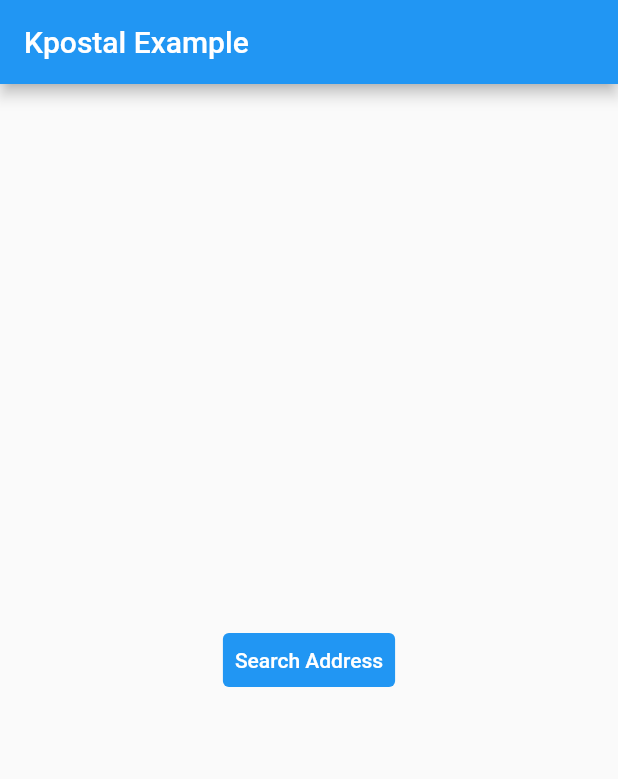
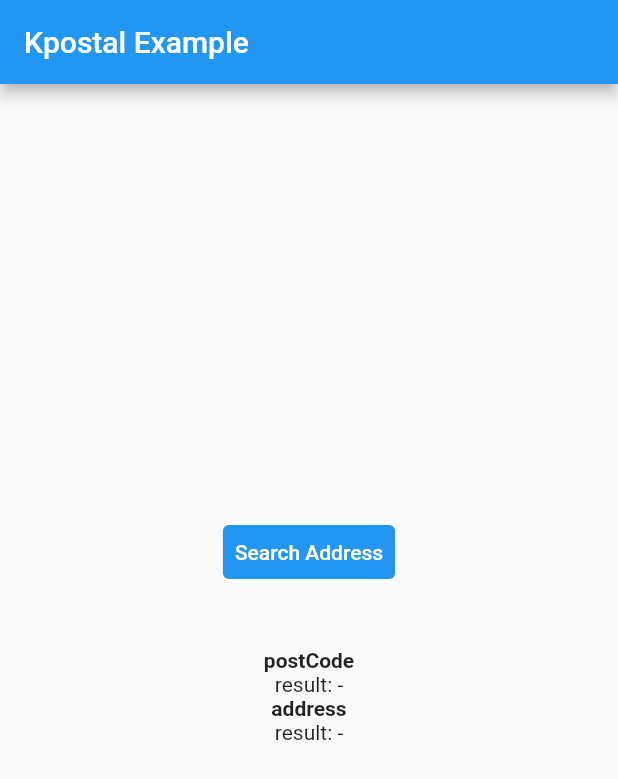
Before and after one commit to TykanN/kpostal, a Flutter app: the screen it shows after launch, on a phone screen of 412 x 824 dp. Shown: the top 779 px of the screen. Run offline on Flutter 3.47's test engine with Material 2 defaults, Android fonts, the phone set to English and light mode, and no system bars; our stand-ins replace webview_flutter.

Commit message:
initial publish (0.1.0)

```diff
--- a/example/lib/main.dart
+++ b/example/lib/main.dart
@@ -6,7 +6,6 @@ void main() {
 }
 
 class MyApp extends StatelessWidget {
-  // This widget is the root of your application.
   @override
   Widget build(BuildContext context) {
     return MaterialApp(
@@ -29,6 +28,9 @@ class MyHomePage extends StatefulWidget {
 }
 
 class _MyHomePageState extends State<MyHomePage> {
+  String postCode = '-';
+  String address = '-';
+
   @override
   Widget build(BuildContext context) {
     return Scaffold(
@@ -42,8 +44,19 @@ class _MyHomePageState extends State<MyHomePage> {
           children: [
             TextButton(
               onPressed: () async {
-                var result = await Navigator.push(context, MaterialPageRoute(builder: (_) => KpostalView()));
-                print('example log: $result');
+                await Navigator.push(
+                  context,
+                  MaterialPageRoute(
+                    builder: (_) => KpostalView(
+                      callback: (Kpostal result) {
+                        setState(() {
+                          this.postCode = result.postCode;
+                          this.address = result.address;
+                        });
+                      },
+                    ),
+                  ),
+                );
               },
               style: ButtonStyle(backgroundColor: MaterialStateProperty.all<Color>(Colors.blue)),
               child: Text(
@@ -51,6 +64,17 @@ class _MyHomePageState extends State<MyHomePage> {
                 style: TextStyle(color: Colors.white),
               ),
             ),
+            Container(
+              padding: EdgeInsets.all(40.0),
+              child: Column(
+                children: [
+                  Text('postCode', style: TextStyle(fontWeight: FontWeight.bold)),
+                  Text('result: ${this.postCode}'),
+                  Text('address', style: TextStyle(fontWeight: FontWeight.bold)),
+                  Text('result: ${this.address}'),
+                ],
+              ),
+            )
           ],
         ),
       ),
--- a/lib/kpostal.dart
+++ b/lib/kpostal.dart
@@ -1,9 +1,10 @@
 library kpostal;
 
+export 'src/kpostal_model.dart';
+
 import 'dart:convert';
-
 import 'package:flutter/material.dart';
-import 'package:flutter/services.dart';
+import 'package:kpostal/src/kpostal_model.dart';
 import 'package:webview_flutter/webview_flutter.dart';
 
 class KpostalView extends StatefulWidget {
@@ -12,7 +13,7 @@ class KpostalView extends StatefulWidget {
   final String title;
   final Color appBarColor;
   final Color titleColor;
-  final Function? callback;
+  final Function(Kpostal result)? callback;
   final PreferredSizeWidget? appBar;
 
   KpostalView({
@@ -31,6 +32,7 @@ class KpostalView extends StatefulWidget {
 class _KpostalViewState extends State<KpostalView> {
   late WebViewController _controller;
   WebViewController get controller => _controller;
+
   @override
   Widget build(BuildContext context) {
     return Scaffold(
@@ -46,30 +48,24 @@ class _KpostalViewState extends State<KpostalView> {
             iconTheme: IconThemeData().copyWith(color: widget.titleColor),
           ),
       body: WebView(
-          initialUrl: 'about:blank',
+          initialUrl: 'https://tykann.github.io/kpostal/assets/kakao_postcode.html',
           javascriptMode: JavascriptMode.unrestricted,
-          javascriptChannels: <JavascriptChannel>[
-            JavascriptChannel(
-                name: 'onComplete',
-                onMessageReceived: (JavascriptMessage message) {
-                  // KopoModel result = KopoModel.fromJson(jsonDecode(message.message));
-                  var result = jsonDecode(message.message);
-                  print(result);
-                  if (widget.callback != null) {
-                    widget.callback!(result);
-                  }
-
-                  print('asdb');
-                  Navigator.pop(context, result);
-                }),
-          ].toSet(),
+          javascriptChannels: <JavascriptChannel>[_channel].toSet(),
           onWebViewCreated: (WebViewController webViewController) async {
             _controller = webViewController;
-            String urlText = await rootBundle.loadString('packages/kpostal/assets/kakao_postcode.html');
-
-            _controller.loadUrl(
-                Uri.dataFromString(urlText, mimeType: 'text/html', encoding: Encoding.getByName('utf-8')).toString());
           }),
     );
   }
+
+  JavascriptChannel get _channel => JavascriptChannel(
+      name: 'onComplete',
+      onMessageReceived: (JavascriptMessage message) {
+        Kpostal result = Kpostal.fromJson(jsonDecode(message.message));
+
+        if (widget.callback != null) {
+          widget.callback!(result);
+        }
+
+        Navigator.pop(context, result);
+      });
 }
--- a/lib/src/kpostal_model.dart
+++ b/lib/src/kpostal_model.dart
@@ -1 +1,132 @@
-class Kpostal {}
+class Kpostal {
+  /// 국가기초구역번호. 2015년 8월 1일부터 시행된 새 우편번호.
+  final String postCode;
+
+  /// 기본 주소
+  final String address;
+
+  /// 기본 영문 주소
+  final String addressEng;
+
+  /// 도로명 주소
+  final String roadAddress;
+
+  /// 영문 도로명 주소
+  final String roadAddressEng;
+
+  /// 지번 주소
+  final String jibunAddress;
+
+  /// 영문 지번 주소
+  final String jibunAddressEng;
+
+  /// 건물관리번호
+  final String buildingCode;
+
+  /// 건물명
+  final String buildingName;
+
+  /// 공동주택 여부(Y/N)
+  final String apartment;
+
+  /// 검색된 기본 주소 타입: R(도로명), J(지번)
+  final String addressType;
+
+  /// 도/시 이름
+  final String sido;
+
+  /// 영문 도/시 이름
+  final String sidoEng;
+
+  /// 시/군/구 이름
+  final String sigungu;
+
+  /// 영문 시/군/구 이름
+  final String sigunguEng;
+
+  /// 시/군/구 코드
+  final String sigunguCode;
+
+  /// 도로명 코드, 7자리로 구성된 도로명 코드입니다. 추후 7자리 이상으로 늘어날 수 있습니다.
+  final String roadnameCode;
+
+  /// 법정동/법정리 코드
+  final String bcode;
+
+  /// 도로명 값, 검색 결과 중 선택한 도로명주소의 "도로명" 값이 들어갑니다.(건물번호 제외)
+  final String roadname;
+
+  /// 도로명 값, 검색 결과 중 선택한 도로명주소의 "도로명의 영문" 값이 들어갑니다.(건물번호 제외)
+  final String roadnameEng;
+
+  /// 법정동/법정리 이름
+  final String bname;
+
+  /// 영문 법정동/법정리 이름
+  final String bnameEng;
+
+  /// 사용자가 입력한 검색어
+  final String query;
+
+  /// 검색 결과에서 사용자가 선택한 주소의 타입
+  final String userSelectedType;
+
+  /// 검색 결과에서 사용자가 선택한 주소의 언어 타입: K(한글주소), E(영문주소)
+  final String userLanguageType;
+
+  Kpostal({
+    required this.postCode,
+    required this.address,
+    required this.addressEng,
+    required this.roadAddress,
+    required this.roadAddressEng,
+    required this.jibunAddress,
+    required this.jibunAddressEng,
+    required this.buildingCode,
+    required this.buildingName,
+    required this.apartment,
+    required this.addressType,
+    required this.sido,
+    required this.sidoEng,
+    required this.sigungu,
+    required this.sigunguEng,
+    required this.sigunguCode,
+    required this.roadnameCode,
+    required this.roadname,
+    required this.roadnameEng,
+    required this.bcode,
+    required this.bname,
+    required this.bnameEng,
+    required this.query,
+    required this.userSelectedType,
+    required this.userLanguageType,
+  });
+
+  factory Kpostal.fromJson(Map json) => Kpostal(
+        postCode: json['zonecode'] as String,
+        address: json['address'] as String,
+        addressEng: json['addressEnglish'] as String,
+        roadAddress: json['roadAddress'] as String,
+        roadAddressEng: json['roadAddressEnglish'] as String,
+        jibunAddress: json['jibunAddress'] as String,
+        jibunAddressEng: json['jibunAddressEnglish'] as String,
+        buildingCode: json['buildingCode'] as String,
+        buildingName: json['buildingName'] as String,
+        apartment: json['apartment'] as String,
+        addressType: json['addressType'] as String,
+        sido: json['sido'] as String,
+        sidoEng: json['sidoEnglish'] as String,
+        sigungu: json['sigungu'] as String,
+        sigunguEng: json['sigunguEnglish'] as String,
+        sigunguCode: json['sigunguCode'] as String,
+        roadnameCode: json['roadnameCode'] as String,
+        roadname: json['roadname'] as String,
+        roadnameEng: json['roadnameEnglish'] as String,
+        bcode: json['bcode'] as String,
+        bname: json['bname'] as String,
+        bnameEng: json['bnameEnglish'] as String,
+        query: json['query'] as String,
+        userSelectedType: json['userSelectedType'] as String,
+        userLanguageType: json['userLanguageType'] as String,
+      );
+}
```
Also changed, not shown: pubspec.yaml (+2 -39 lines), 5 other files.
